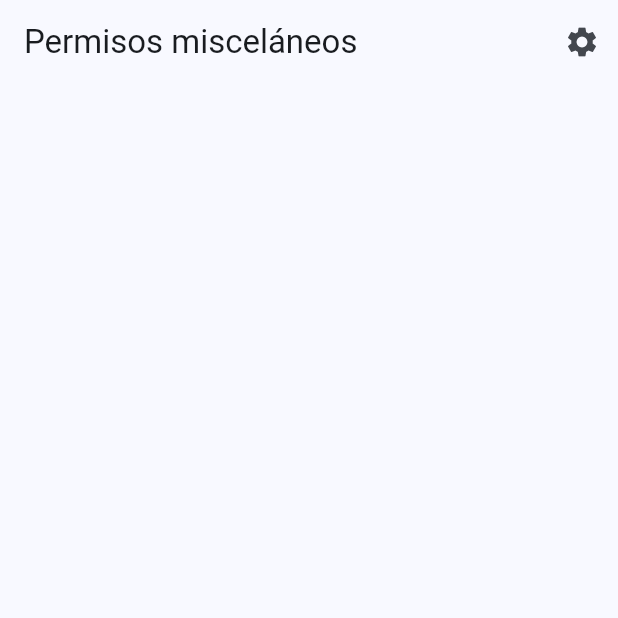
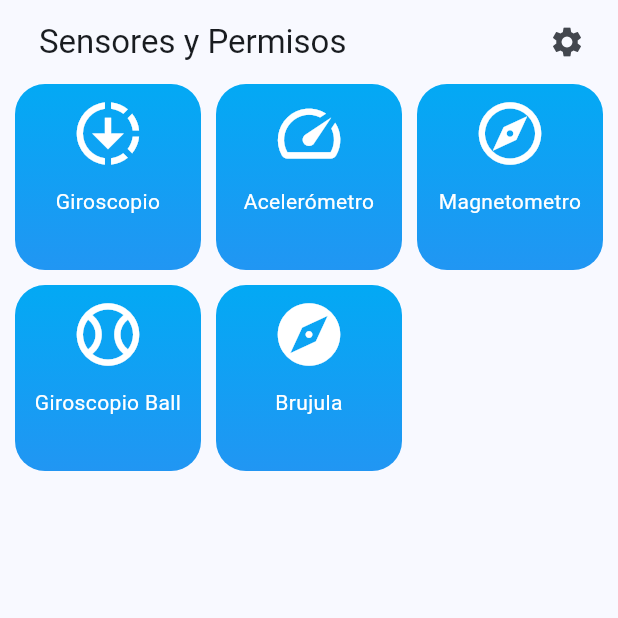
Before and after one commit to ferpaz/sensors_with_flutter, a Flutter app: the screen it shows after launch, on a phone screen of 412 x 824 dp, the top half of it. Run offline on Flutter 3.47's test engine with Material 2 defaults, Android fonts, the phone set to English and light mode, and no system bars; our stand-ins replace flutter_riverpod, go_router, google_fonts, permission_handler, riverpod_annotation; generated files the repository leaves out were written again.

Commit message:
Ya se crearon los botons para los sensores en el home y se crearon screen en blanco para cada uno, se corrigió el router para que funcionen los botones

```diff
--- a/lib/config/router/app_router.dart
+++ b/lib/config/router/app_router.dart
@@ -1,5 +1,5 @@
 import 'package:go_router/go_router.dart';
-import 'package:miscelaneos/presentation/presentation.dart';
+import 'package:miscelaneos/presentation/screens/screens.dart';
 
 final appRouter = GoRouter(
   routes: [
@@ -11,5 +11,25 @@ final appRouter = GoRouter(
       path: '/permissions',
       builder: (context, state) => const PermissionsScreen(),
     ),
+    GoRoute(
+      path: '/sensors/accelerometer',
+      builder: (context, state) => const AccelerometerScreen(),
+    ),
+    GoRoute(
+      path: '/sensors/gyroscope',
+      builder: (context, state) => const GyroscopeScreen(),
+    ),
+    GoRoute(
+      path: '/sensors/magnetometer',
+      builder: (context, state) => const MagnetometerScreen(),
+    ),
+    GoRoute(
+      path: '/sensors/gyroscope_ball',
+      builder: (context, state) => const GyroscopeBallScreen(),
+    ),
+    GoRoute(
+      path: '/sensors/compass',
+      builder: (context, state) => const CompassScreen(),
+    ),
   ],
 );
--- a/lib/main.dart
+++ b/lib/main.dart
@@ -1,10 +1,16 @@
 import 'package:flutter/material.dart';
+import 'package:flutter/services.dart';
 import 'package:flutter_riverpod/flutter_riverpod.dart';
 
 import 'package:miscelaneos/config/config.dart';
 import 'package:miscelaneos/presentation/providers/providers.dart';
 
 void main() {
+  // Necesito que el móvil solo este en Portrait y no se pueda rotar
+  // para que el giroscopio funcione correctamente
+  WidgetsFlutterBinding.ensureInitialized();
+  SystemChrome.setPreferredOrientations([DeviceOrientation.portraitUp]);
+
   runApp(const ProviderScope(child: MainApp()));
 }
 
--- a/lib/presentation/presentation.dart
+++ /dev/null
@@ -1,2 +0,0 @@
-export './screens/home_screen.dart';
-export './screens/permissions_screen.dart';
--- a/lib/presentation/screens/home_screen.dart
+++ b/lib/presentation/screens/home_screen.dart
@@ -1,5 +1,6 @@
 import 'package:flutter/material.dart';
 import 'package:go_router/go_router.dart';
+import 'package:miscelaneos/presentation/widgets/widgets.dart';
 
 class HomeScreen extends StatelessWidget {
   const HomeScreen({super.key});
@@ -7,8 +8,12 @@ class HomeScreen extends StatelessWidget {
   @override
   Widget build(BuildContext context) {
     return Scaffold(
-      appBar: AppBar(
-        title: const Text('Permisos misceláneos'),
+      body: Padding(
+        padding: const EdgeInsets.symmetric(horizontal: 10),
+        child: CustomScrollView(
+          slivers: [
+            SliverAppBar(
+              title: const Text('Sensores y Permisos'),
               actions: [
                 IconButton(
                   icon: const Icon(Icons.settings),
@@ -16,6 +21,11 @@ class HomeScreen extends StatelessWidget {
                 ),
               ],
             ),
+
+            const MainMenu(),
+          ],
+        ),
+      ),
     );
   }
 }
--- /dev/null
+++ b/lib/presentation/widgets/shared/main_menu.dart
@@ -0,0 +1,64 @@
+import 'package:flutter/material.dart';
+import 'package:go_router/go_router.dart';
+
+import 'menu_item.dart';
+
+class MainMenu extends StatelessWidget {
+  const MainMenu({super.key});
+
+  @override
+  Widget build(BuildContext context) {
+    return SliverGrid.count(
+      crossAxisCount: 3,
+      crossAxisSpacing: 10,
+      mainAxisSpacing: 10,
+      children: menuItems
+          .map((item) => _HomeMenuItem(
+                title: item.title,
+                route: item.route,
+                icon: item.icon,
+                bgColors: const [Colors.lightBlue, Colors.blue],
+              ))
+          .toList(),
+    );
+  }
+}
+
+class _HomeMenuItem extends StatelessWidget {
+  final String title;
+  final String route;
+  final IconData icon;
+  final List<Color> bgColors;
+
+  const _HomeMenuItem({
+    required this.title,
+    required this.route,
+    required this.icon,
+    required this.bgColors,
+  });
+
+  @override
+  Widget build(BuildContext context) {
+    return GestureDetector(
+      onTap: () => context.push(route),
+      child: Container(
+        padding: const EdgeInsets.all(8),
+        decoration: BoxDecoration(
+          gradient: LinearGradient(
+            colors: bgColors,
+            begin: Alignment.topCenter,
+            end: Alignment.bottomCenter,
+          ),
+          borderRadius: BorderRadius.circular(20),
+        ),
+        child: Column(
+          children: [
+            Icon(icon, color: Colors.white, size: 50,),
+            const SizedBox(height: 10,),
+            Text(title, textAlign: TextAlign.center, style: const TextStyle(color: Colors.white,)),
+          ],
+        ),
+      ),
+    );
+  }
+}
--- /dev/null
+++ b/lib/presentation/widgets/shared/menu_item.dart
@@ -0,0 +1,17 @@
+import 'package:flutter/material.dart';
+
+final menuItems = <MenuItem>[
+  MenuItem('Giroscopio', Icons.downloading, '/sensors/gyroscope'),
+  MenuItem('Acelerómetro', Icons.speed, '/sensors/accelerometer'),
+  MenuItem('Magnetometro', Icons.explore_outlined, '/sensors/magnetometer'),
+  MenuItem('Giroscopio Ball', Icons.sports_baseball_outlined, '/sensors/gyroscope_ball'),
+  MenuItem('Brujula', Icons.explore, '/sensors/compass'),
+];
+
+class MenuItem {
+  final String title;
+  final IconData icon;
+  final String route;
+
+  MenuItem(this.title, this.icon, this.route);
+}
--- /dev/null
+++ b/lib/presentation/widgets/widgets.dart
@@ -0,0 +1 @@
+export './shared/main_menu.dart';
```
Also changed, not shown: lib/presentation/screens/screens.dart (added, +8 -0 lines), lib/presentation/screens/sensors/accelerometer_screen.dart (added, +17 -0 lines), lib/presentation/screens/sensors/compass_screen.dart (added, +17 -0 lines), lib/presentation/screens/sensors/gyroscope_ball_screen.dart (added, +17 -0 lines), lib/presentation/screens/sensors/gyroscope_screen.dart (added, +17 -0 lines), lib/presentation/screens/sensors/magnetometer_screen.dart (added, +17 -0 lines). Lines whose indentation alone changed are shown as unchanged.
